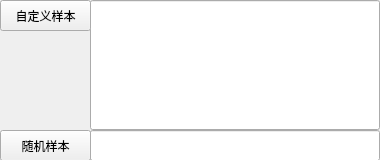
First picture: the form in treedata.ui, repository asideeeee/Various-Sorting-Visualizations, before the edit.
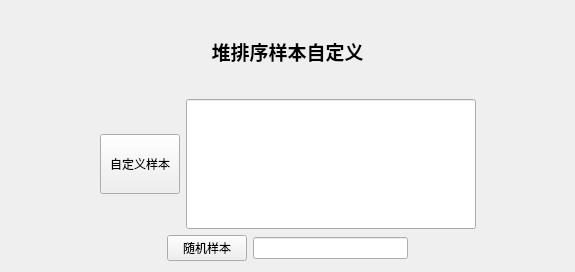
Second picture: the form after the edit.

Commit message: 完成大部分排序算法的工作.非经典排序方法还在实现.

What changed in the file:
```diff
--- a/treedata.ui
+++ b/treedata.ui
@@ -6,8 +6,8 @@
    <rect>
     <x>0</x>
     <y>0</y>
-    <width>380</width>
-    <height>160</height>
+    <width>575</width>
+    <height>272</height>
    </rect>
   </property>
   <property name="minimumSize">
@@ -18,22 +18,63 @@
   </property>
   <property name="maximumSize">
    <size>
-    <width>380</width>
-    <height>160</height>
+    <width>760</width>
+    <height>320</height>
    </size>
   </property>
   <property name="windowTitle">
    <string>Widget</string>
   </property>
+  <layout class="QVBoxLayout" name="verticalLayout" stretch="0,6,1">
+   <item>
+    <widget class="QLabel" name="label">
+     <property name="text">
+      <string>&lt;html&gt;&lt;head/&gt;&lt;body&gt;&lt;p align=&quot;center&quot;&gt;&lt;span style=&quot; font-size:14pt; font-weight:700;&quot;&gt;堆排序样本自定义&lt;/span&gt;&lt;/p&gt;&lt;/body&gt;&lt;/html&gt;</string>
+     </property>
+    </widget>
+   </item>
+   <item>
+    <layout class="QHBoxLayout" name="horizontalLayout">
+     <item>
+      <spacer name="horizontalSpacer_3">
+       <property name="orientation">
+        <enum>Qt::Horizontal</enum>
+       </property>
+       <property name="sizeHint" stdset="0">
+        <size>
+         <width>40</width>
+         <height>20</height>
+        </size>
+       </property>
+      </spacer>
+     </item>
+     <item>
+      <widget class="QPushButton" name="selfButton">
+       <property name="sizePolicy">
+        <sizepolicy hsizetype="Minimum" vsizetype="Preferred">
+         <horstretch>0</horstretch>
+         <verstretch>0</verstretch>
+        </sizepolicy>
+       </property>
+       <property name="minimumSize">
+        <size>
+         <width>0</width>
+         <height>30</height>
+        </size>
+       </property>
+       <property name="maximumSize">
+        <size>
+         <width>16777215</width>
+         <height>60</height>
+        </size>
+       </property>
+       <property name="text">
+        <string>自定义样本</string>
+       </property>
+      </widget>
+     </item>
+     <item>
   <widget class="QLineEdit" name="lineEdit">
-   <property name="geometry">
-    <rect>
-     <x>90</x>
-     <y>0</y>
-     <width>290</width>
-     <height>130</height>
-    </rect>
-   </property>
    <property name="minimumSize">
     <size>
      <width>290</width>
@@ -53,45 +94,72 @@
     <string/>
    </property>
    <property name="alignment">
-    <set>Qt::AlignmentFlag::AlignLeading|Qt::AlignmentFlag::AlignLeft|Qt::AlignmentFlag::AlignTop</set>
-   </property>
-  </widget>
+        <set>Qt::AlignLeading|Qt::AlignLeft|Qt::AlignTop</set>
+       </property>
+      </widget>
+     </item>
+     <item>
+      <spacer name="horizontalSpacer_4">
+       <property name="orientation">
+        <enum>Qt::Horizontal</enum>
+       </property>
+       <property name="sizeHint" stdset="0">
+        <size>
+         <width>40</width>
+         <height>20</height>
+        </size>
+       </property>
+      </spacer>
+     </item>
+    </layout>
+   </item>
+   <item>
+    <layout class="QHBoxLayout" name="horizontalLayout_2">
+     <item>
+      <spacer name="horizontalSpacer">
+       <property name="orientation">
+        <enum>Qt::Horizontal</enum>
+       </property>
+       <property name="sizeHint" stdset="0">
+        <size>
+         <width>40</width>
+         <height>20</height>
+        </size>
+       </property>
+      </spacer>
+     </item>
+     <item>
   <widget class="QPushButton" name="randomButton">
-   <property name="geometry">
-    <rect>
-     <x>0</x>
-     <y>130</y>
-     <width>91</width>
-     <height>31</height>
-    </rect>
+       <property name="sizePolicy">
+        <sizepolicy hsizetype="Minimum" vsizetype="Preferred">
+         <horstretch>0</horstretch>
+         <verstretch>0</verstretch>
+        </sizepolicy>
    </property>
    <property name="text">
     <string>随机样本</string>
    </property>
   </widget>
-  <widget class="QPushButton" name="selfButton">
-   <property name="geometry">
-    <rect>
-     <x>0</x>
-     <y>0</y>
-     <width>91</width>
-     <height>31</height>
-    </rect>
-   </property>
-   <property name="text">
-    <string>自定义样本</string>
-   </property>
-  </widget>
-  <widget class="QLineEdit" name="lineedit1">
-   <property name="geometry">
-    <rect>
-     <x>90</x>
-     <y>130</y>
-     <width>290</width>
-     <height>31</height>
-    </rect>
-   </property>
-  </widget>
+     </item>
+     <item>
+      <widget class="QLineEdit" name="lineedit1"/>
+     </item>
+     <item>
+      <spacer name="horizontalSpacer_2">
+       <property name="orientation">
+        <enum>Qt::Horizontal</enum>
+       </property>
+       <property name="sizeHint" stdset="0">
+        <size>
+         <width>40</width>
+         <height>20</height>
+        </size>
+       </property>
+      </spacer>
+     </item>
+    </layout>
+   </item>
+  </layout>
  </widget>
  <resources/>
  <connections/>
```
Lines whose indentation alone changed are shown as unchanged. The commit also changes 8 other files.
